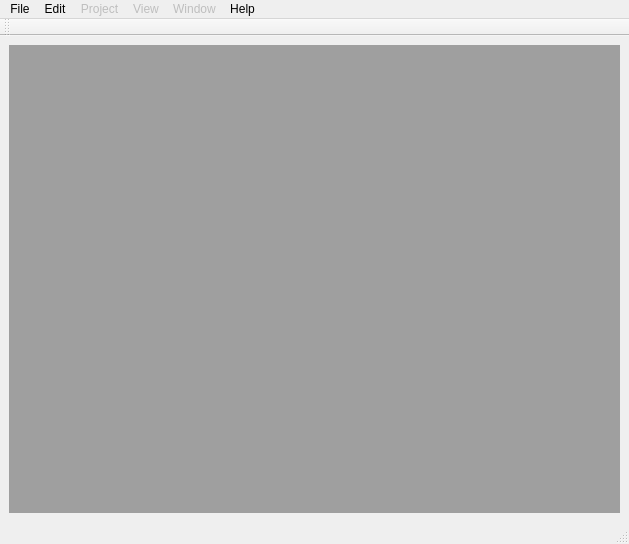
Before: the Qt Designer form ui/MainWindow.ui in ruimaciel/femp, drawn with Qt 5.
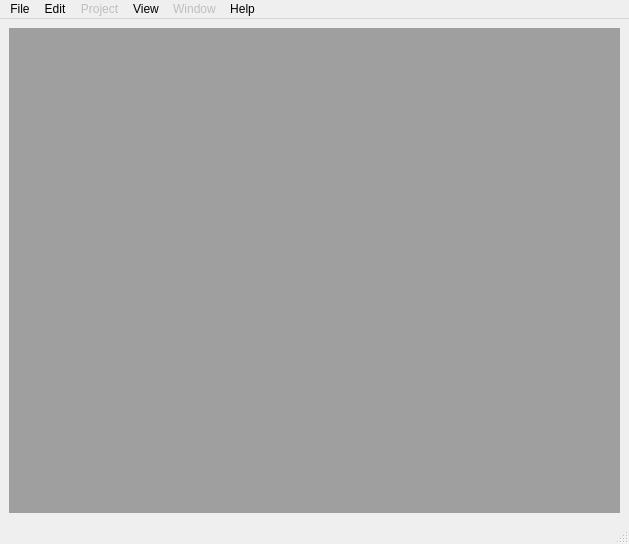
After: the same form once the commit is applied.

```diff
--- a/ui/MainWindow.ui
+++ b/ui/MainWindow.ui
@@ -59,7 +59,7 @@
    </widget>
    <widget class="QMenu" name="menuView">
     <property name="enabled">
-     <bool>false</bool>
+     <bool>true</bool>
     </property>
     <property name="title">
      <string>View</string>
@@ -95,17 +95,6 @@
    <addaction name="menuHelp"/>
   </widget>
   <widget class="QStatusBar" name="statusbar"/>
-  <widget class="QToolBar" name="toolBar">
-   <property name="windowTitle">
-    <string>toolBar</string>
-   </property>
-   <attribute name="toolBarArea">
-    <enum>TopToolBarArea</enum>
-   </attribute>
-   <attribute name="toolBarBreak">
-    <bool>false</bool>
-   </attribute>
-  </widget>
   <action name="actionOpen">
    <property name="text">
     <string>Open</string>
```
Left out of the diff: 55 changed lines with no effect on the pictures.
